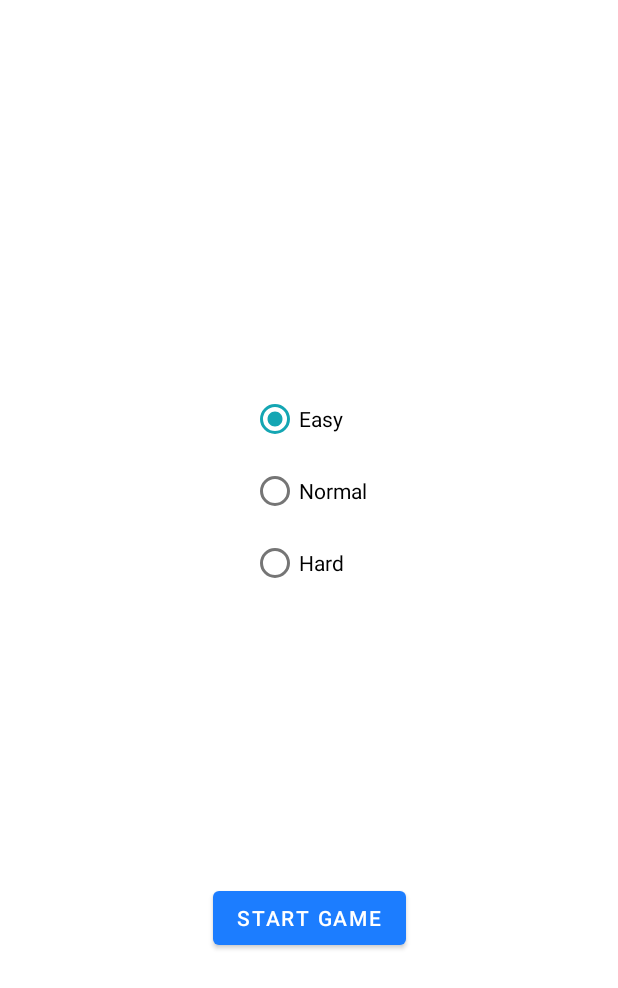
After one commit to minhle28/Multigame, an Android app: the layout sudoku_game_difficulty_fragment.xml on its own in the app's theme, with its tools: preview values and no code run, on a phone screen of 412 x 824 dp. The commit adds this screen. Shown: the top 988 px of the screen. Run offline under Robolectric (Android 15) with nearby library versions, the phone set to English and light mode, and no system bars.

Commit message:
add difficulty screen and nav

```diff
--- a/app/src/main/AndroidManifest.xml
+++ b/app/src/main/AndroidManifest.xml
@@ -12,6 +12,9 @@
         android:theme="@style/Theme.Multigame"
         tools:targetApi="31">
         <activity
+            android:name=".SudokuGameDifficultyFragment"
+            android:exported="false" />
+        <activity
             android:name=".MainActivity"
             android:exported="true"
             android:theme="@style/Theme.Multigame.NoActionBar">
@@ -22,7 +25,7 @@
             </intent-filter>
         </activity>
         <activity android:name="com.example.multigame.gameBasic.tictactoe.TictactoeGameActivity" />
-        <activity android:name="com.example.multigame.gameBasic.sudoku.SudokuGameActivity" />
+        <activity android:name=".SudokuGameActivity" />
         <activity android:name="com.example.multigame.gameBasic.memory.MemoryGameActivity" />
 
         <service
--- /dev/null
+++ b/app/src/main/res/layout/sudoku_game_difficulty_fragment.xml
@@ -0,0 +1,61 @@
+<?xml version="1.0" encoding="utf-8"?>
+<layout>
+    <data>
+        <variable
+            name="action"
+            type="com.example.multigame.gameBasic.sudoku.SudokuGameDifficultyFragment" />
+    </data>
+
+    <androidx.constraintlayout.widget.ConstraintLayout xmlns:android="http://schemas.android.com/apk/res/android"
+        xmlns:tools="http://schemas.android.com/tools"
+        android:layout_width="match_parent"
+        android:layout_height="match_parent"
+        tools:context=".gameBasic.sudoku.SudokuGameActivity"
+        xmlns:app="http://schemas.android.com/apk/res-auto">
+
+        <RadioGroup
+            android:id="@+id/groupDifficulty"
+            android:layout_width="wrap_content"
+            android:layout_height="wrap_content"
+            app:layout_constraintBottom_toBottomOf="parent"
+            app:layout_constraintLeft_toLeftOf="parent"
+            app:layout_constraintRight_toRightOf="parent"
+            app:layout_constraintTop_toTopOf="parent"
+            app:layout_constraintVertical_bias="0.375">
+
+            <RadioButton
+                android:id="@+id/radioButtonEasy"
+                android:layout_width="wrap_content"
+                android:layout_height="wrap_content"
+                android:checked="true"
+                android:onClick="@{(view) -> action.onDifficultyRadioButtonsClicked(view)}"
+                android:text="@string/sudoku_game_difficulty_easy" />
+
+            <RadioButton
+                android:id="@+id/radioButtonNormal"
+                android:layout_width="wrap_content"
+                android:layout_height="wrap_content"
+                android:onClick="@{(view) -> action.onDifficultyRadioButtonsClicked(view)}"
+                android:text="@string/sudoku_game_difficulty_normal" />
+
+            <RadioButton
+                android:id="@+id/radioButtonHard"
+                android:layout_width="wrap_content"
+                android:layout_height="wrap_content"
+                android:onClick="@{(view) -> action.onDifficultyRadioButtonsClicked(view)}"
+                android:text="@string/sudoku_game_difficulty_hard" />
+        </RadioGroup>
+
+        <Button
+            android:id="@+id/buttonContinue"
+            android:layout_width="wrap_content"
+            android:layout_height="wrap_content"
+            android:text="@string/sudoku_game_start_game"
+            android:onClick="@{(view) -> action.onStartGameButtonClicked(view)}"
+            app:layout_constraintBottom_toBottomOf="parent"
+            app:layout_constraintLeft_toLeftOf="parent"
+            app:layout_constraintRight_toRightOf="parent"
+            app:layout_constraintTop_toBottomOf="@+id/groupDifficulty"/>
+
+    </androidx.constraintlayout.widget.ConstraintLayout>
+</layout>
--- /dev/null
+++ b/app/src/main/res/navigation/nav_sudoku.xml
@@ -0,0 +1,6 @@
+<?xml version="1.0" encoding="utf-8"?>
+<navigation xmlns:android="http://schemas.android.com/apk/res/android"
+    xmlns:app="http://schemas.android.com/apk/res-auto"
+    android:id="@+id/nav_sudoku">
+
+</navigation>
--- a/app/src/main/res/values/strings.xml
+++ b/app/src/main/res/values/strings.xml
@@ -65,6 +65,10 @@
 
     <!-- Sudoku Game -->
     <string name="sudoku_game_title">Sudoku game</string>
+    <string name="sudoku_game_difficulty_easy">Easy</string>
+    <string name="sudoku_game_difficulty_normal">Normal</string>
+    <string name="sudoku_game_difficulty_hard">Hard</string>
+    <string name="sudoku_game_start_game">Start Game</string>
     <!-- Right Menu -->
     <string name="instructions_game_sudoku">
         1. In Sudoku it is intended to place all the remaining pieces on the board. The numbers range from 1 to 9 (in 9x9 Sudoku).\n\n
```
Also changed, not shown: app/src/main/java/com/example/multigame/gameBasic/sudoku/SudokuGameActivity.java (+14 -1 lines), app/src/main/java/com/example/multigame/gameBasic/sudoku/SudokuGameDifficultyFragment.java (added, +69 -0 lines).
